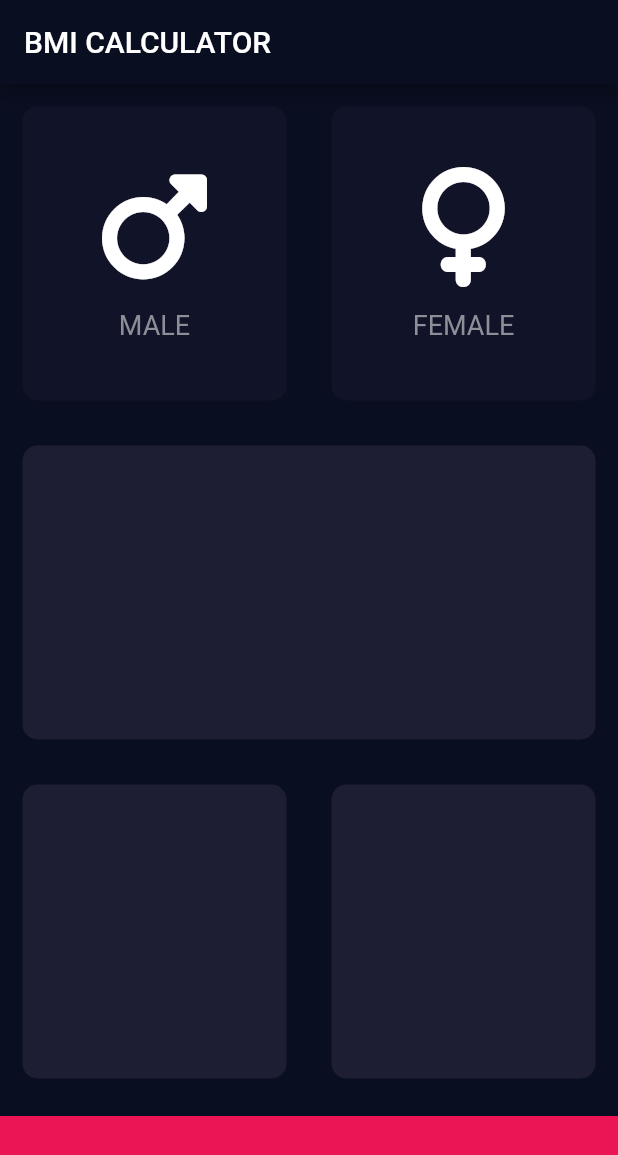
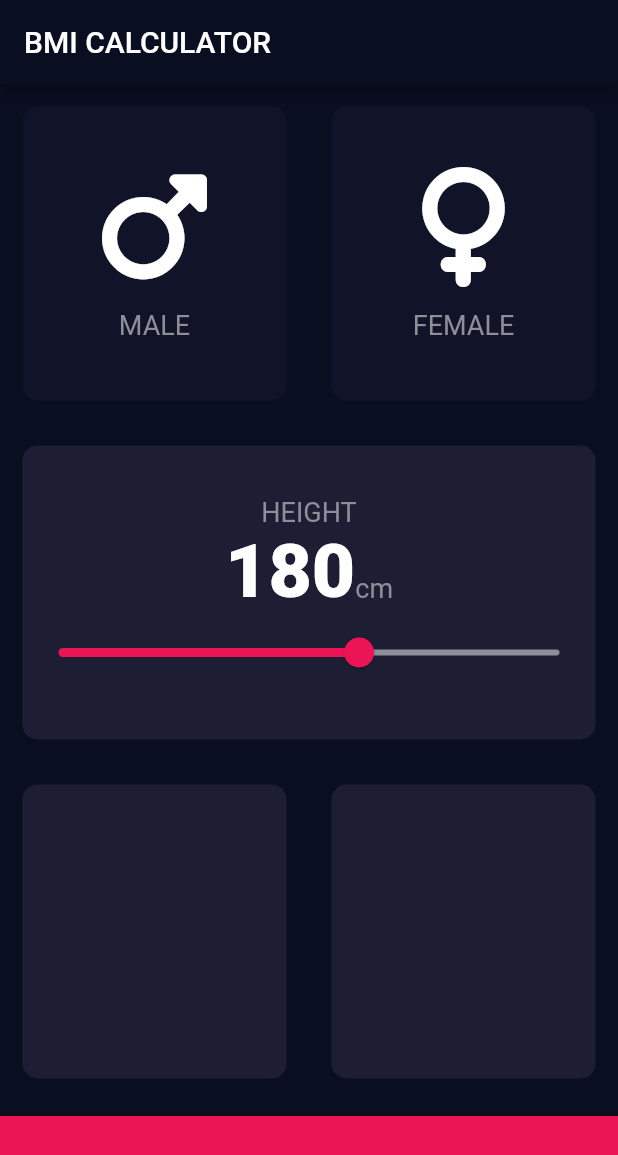
Before and after one commit to salvadorlemus/Flutter, a Flutter app: the screen it shows after launch, on a phone screen of 412 x 824 dp. Shown: the top 1155 px of the screen. Run offline on Flutter 3.47's test engine with Material 2 defaults, Android fonts, the phone set to English and light mode, and no system bars; our stand-ins replace font_awesome_flutter.

Commit message:
Added a constants script to hold all of our conts values. Refactor code to Use new Const file. Added the Slider to the 2 row of our app. Refactor reusableCard to accept a null value for the Function parameter.

```diff
--- /dev/null
+++ b/lib/Constants.dart
@@ -0,0 +1,20 @@
+import 'package:flutter/material.dart';
+
+const hexTextColour = 0XFF8D8E98;
+const Color hexCardBackgroundActiveColour = Color(0XFF1D1E33);
+const Color hexCardBackgroundInactiveColour = Color(0XFF111328);
+const Color hexButtonCalculateBMIBackgroundColour = Color(0xFFEB1555);
+const buttonCalculateBMIHeight = 80.0;
+
+const sliderActiveColor = Color(0xFFEB1555);
+const sliderInactiveColor = Color(0xFF8D8E98);
+
+const labelTextStyle = TextStyle(
+  fontSize: 18.0,
+  color: Color(hexTextColour),
+);
+
+const numberTextStyle = TextStyle(
+  fontSize: 50.0,
+  fontWeight: FontWeight.w900,
+);
--- a/lib/CustomIconContentWidget.dart
+++ b/lib/CustomIconContentWidget.dart
@@ -1,14 +1,9 @@
 import 'package:flutter/material.dart';
+import 'Constants.dart';
 
 class CustomIconContentWidget extends StatelessWidget {
-  static const _hexTextColour = 0XFF8D8E98;
   final String label;
   final IconData icon;
-
-  final labelTextStyle = const TextStyle(
-    fontSize: 18.0,
-    color: Color(_hexTextColour),
-  );
 
   const CustomIconContentWidget(
       {super.key, required this.label, required this.icon});
--- a/lib/InputPage.dart
+++ b/lib/InputPage.dart
@@ -4,12 +4,8 @@ import 'package:flutter/material.dart';
 import 'package:font_awesome_flutter/font_awesome_flutter.dart';
 
 import 'ReusableCard.dart';
-import 'package:base/CustomIconContentWidget.dart';
-
-const _hexCardBackgroundActiveColour = 0XFF1D1E33;
-const _hexCardBackgroundInactiveColour = 0XFF111328;
-const _hexButtonCalculateBMIBackgroundColour = 0xFFEB1555;
-const _buttonCalculateBMIHeight = 80.0;
+import 'CustomIconContentWidget.dart';
+import 'Constants.dart';
 
 enum Gender { MALE, FEMALE, UNKNOW }
 
@@ -20,8 +16,9 @@ class InputPage extends StatefulWidget {
 
 class _InputPageState extends State<InputPage> {
   Gender gender = Gender.UNKNOW;
-  Color activeCardColor = Color(_hexCardBackgroundActiveColour);
-  Color inactiveCardColor = Color(_hexCardBackgroundInactiveColour);
+  Color activeCardColor = hexCardBackgroundActiveColour;
+  Color inactiveCardColor = hexCardBackgroundInactiveColour;
+  int height = 180;
 
   @override
   Widget build(BuildContext context) {
@@ -41,8 +38,9 @@ class _InputPageState extends State<InputPage> {
                       gender = Gender.MALE;
                     });
                   },
-                colour:
-                    gender == Gender.MALE ? activeCardColor : inactiveCardColor,
+                  colour: gender == Gender.MALE
+                      ? activeCardColor
+                      : inactiveCardColor,
                   cardChild: const CustomIconContentWidget(
                       label: "MALE", icon: FontAwesomeIcons.mars),
                 ),
@@ -62,40 +60,78 @@ class _InputPageState extends State<InputPage> {
                 ),
               ),
             ],
-        )),
+          ),
+        ),
+        Expanded(
+          child: Row(
+            children: <Widget>[
+              Expanded(
+                child: ReusableCard(
+                  colour: hexCardBackgroundActiveColour,
+                  cardChild: Column(
+                    mainAxisAlignment: MainAxisAlignment.center,
+                    children: <Widget>[
+                      const Text(
+                        'HEIGHT',
+                        style: labelTextStyle,
+                      ),
+                      Row(
+                        mainAxisAlignment: MainAxisAlignment.center,
+                        crossAxisAlignment: CrossAxisAlignment.baseline,
+                        textBaseline: TextBaseline.alphabetic,
+                        children: <Widget>[
+                          Text(
+                            height.toString(),
+                            style: numberTextStyle,
+                          ),
+                          Text(
+                            'cm',
+                            style: labelTextStyle,
+                          ),
+                        ],
+                      ),
+                      Slider(
+                        value: height.toDouble(),
+                        min: 120.0,
+                        max: 220.0,
+                        activeColor: sliderActiveColor,
+                        inactiveColor: sliderInactiveColor,
+                        onChanged: (double newValue) {
+                          setState(() {
+                            height = newValue.round();
+                          });
+                        },
+                      ),
+                    ],
+                  ),
+                ),
+              ),
+            ],
+          ),
+        ),
         Expanded(
           child: Row(
             children: <Widget>[
               Expanded(
                 child: ReusableCard(
                   onPress: () => {},
-                colour: Color(_hexCardBackgroundActiveColour),
-              ),
-            ),
-          ],
-        )),
-        Expanded(
-            child: Row(
-          children: <Widget>[
-            Expanded(
-              child: ReusableCard(
-                onPress: () => {},
-                colour: Color(_hexCardBackgroundActiveColour),
+                  colour: hexCardBackgroundActiveColour,
                 ),
               ),
               Expanded(
                 child: ReusableCard(
                   onPress: () => {},
-                colour: Color(_hexCardBackgroundActiveColour),
+                  colour: hexCardBackgroundActiveColour,
                 ),
               ),
             ],
-        )),
+          ),
+        ),
         Container(
-          color: const Color(_hexButtonCalculateBMIBackgroundColour),
+          color: hexButtonCalculateBMIBackgroundColour,
           margin: const EdgeInsets.only(top: 10.0),
           width: double.infinity,
-          height: _buttonCalculateBMIHeight,
+          height: buttonCalculateBMIHeight,
         ),
       ]),
     );
--- a/lib/ReusableCard.dart
+++ b/lib/ReusableCard.dart
@@ -13,10 +13,9 @@ class ReusableCard extends StatelessWidget {
   // I need to use VoidCallback instead of Func since I can pass a null void Func
   // and prevent this error The argument type 'Function' can't be assigned to the parameter type 'void Function()?'
   // https://stackoverflow.com/questions/64484113/the-argument-type-function-cant-be-assigned-to-the-parameter-type-void-funct
-  final VoidCallback onPress;
+  final VoidCallback? onPress;
 
-  ReusableCard(
-      {super.key, required this.colour, this.cardChild, required this.onPress});
+  ReusableCard({super.key, required this.colour, this.cardChild, this.onPress});
 
   @override
   Widget build(BuildContext context) {
```
Lines whose indentation alone changed are shown as unchanged.
